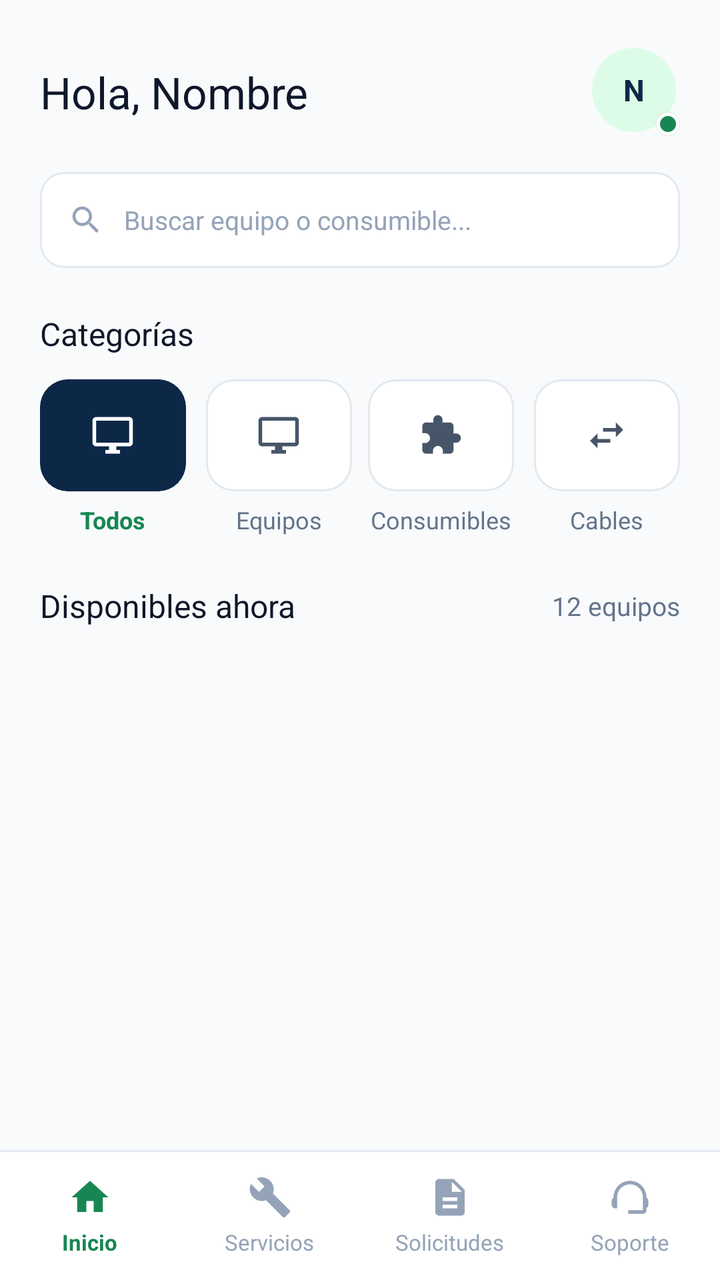
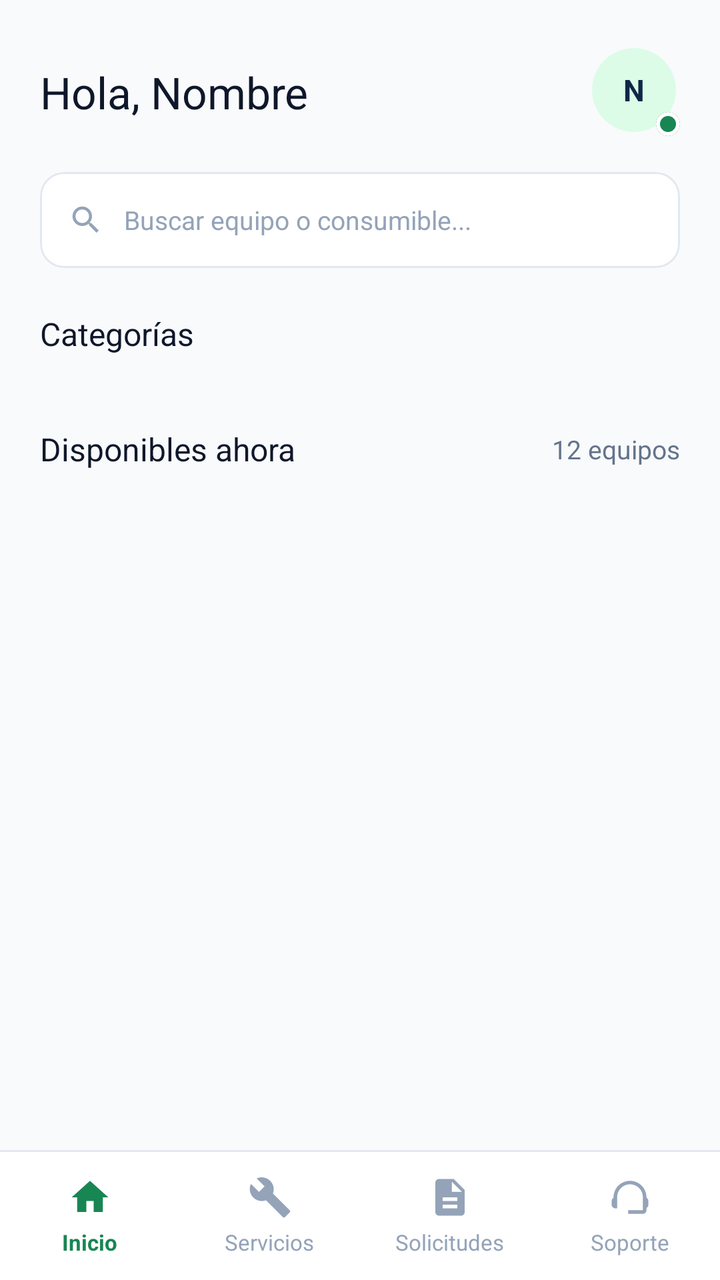

Before-and-after screenshots of an Android layout around one commit, followed by the original layout XML and the change that was made.
<!-- AndroidManifest.xml: application theme Theme.AppSTEquipo2 -->
<!-- res/layout/activity_inicio.xml -->
<?xml version="1.0" encoding="utf-8"?>
<androidx.constraintlayout.widget.ConstraintLayout
    xmlns:android="http://schemas.android.com/apk/res/android"
    xmlns:app="http://schemas.android.com/apk/res-auto"
    android:id="@+id/main"
    android:layout_width="match_parent"
    android:layout_height="match_parent"
    android:background="#F8FAFC">

    <androidx.core.widget.NestedScrollView
        android:layout_width="0dp"
        android:layout_height="0dp"
        android:fillViewport="true"
        app:layout_constraintBottom_toTopOf="@id/dividerBottom"
        app:layout_constraintEnd_toEndOf="parent"
        app:layout_constraintStart_toStartOf="parent"
        app:layout_constraintTop_toTopOf="parent">

        <LinearLayout
            android:layout_width="match_parent"
            android:layout_height="wrap_content"
            android:orientation="vertical"
            android:paddingHorizontal="20dp"
            android:paddingTop="24dp"
            android:paddingBottom="16dp">

            
            <LinearLayout
                android:layout_width="match_parent"
                android:layout_height="wrap_content"
                android:gravity="center_vertical"
                android:orientation="horizontal">

                <TextView
                    android:id="@+id/tvGreeting"
                    android:layout_width="0dp"
                    android:layout_height="wrap_content"
                    android:layout_weight="1"
                    android:text="Hola, Nombre"
                    android:textColor="#0F172A"
                    android:textSize="22sp" />

                <FrameLayout
                    android:layout_width="44dp"
                    android:layout_height="44dp">

                    <com.google.android.material.card.MaterialCardView
                        android:layout_width="42dp"
                        android:layout_height="42dp"
                        app:cardBackgroundColor="#DCFCE7"
                        app:cardCornerRadius="21dp"
                        app:cardElevation="0dp"
                        app:strokeWidth="0dp">

                        <TextView
                            android:id="@+id/tvAvatarInitial"
                            android:layout_width="match_parent"
                            android:layout_height="match_parent"
                            android:gravity="center"
                            android:text="N"
                            android:textColor="#0D2847"
                            android:textSize="15sp"
                            android:textStyle="bold" />
                    </com.google.android.material.card.MaterialCardView>

                    <com.google.android.material.card.MaterialCardView
                        android:layout_width="12dp"
                        android:layout_height="12dp"
                        android:layout_gravity="bottom|end"
                        app:cardBackgroundColor="#188653"
                        app:cardCornerRadius="6dp"
                        app:cardElevation="0dp"
                        app:strokeColor="#FFFFFF"
                        app:strokeWidth="2dp" />
                </FrameLayout>
            </LinearLayout>

            
            <com.google.android.material.card.MaterialCardView
                android:layout_width="match_parent"
                android:layout_height="48dp"
                android:layout_marginTop="18dp"
                app:cardBackgroundColor="#FFFFFF"
                app:cardCornerRadius="12dp"
                app:cardElevation="0dp"
                app:strokeColor="#E2E8F0"
                app:strokeWidth="1dp">

                <LinearLayout
                    android:layout_width="match_parent"
                    android:layout_height="match_parent"
                    android:gravity="center_vertical"
                    android:orientation="horizontal"
                    android:paddingHorizontal="14dp">

                    <ImageView
                        android:layout_width="18dp"
                        android:layout_height="18dp"
                        android:contentDescription="Buscar"
                        android:src="@drawable/ic_search"
                        app:tint="#94A3B8" />

                    <EditText
                        android:id="@+id/etSearch"
                        android:layout_width="0dp"
                        android:layout_height="match_parent"
                        android:layout_marginStart="10dp"
                        android:layout_weight="1"
                        android:background="@null"
                        android:hint="Buscar equipo o consumible..."
                        android:imeOptions="actionSearch"
                        android:inputType="text"
                        android:singleLine="true"
                        android:textColor="#0F172A"
                        android:textColorHint="#94A3B8"
                        android:textSize="13sp" />
                </LinearLayout>
            </com.google.android.material.card.MaterialCardView>

            
            <TextView
                android:layout_width="wrap_content"
                android:layout_height="wrap_content"
                android:layout_marginTop="22dp"
                android:text="Categorías"
                android:textColor="#0F172A"
                android:textSize="16sp" />

            
            <LinearLayout
                android:layout_width="match_parent"
                android:layout_height="wrap_content"
                android:layout_marginTop="12dp"
                android:baselineAligned="false"
                android:orientation="horizontal"
                android:weightSum="4">

                
                <LinearLayout
                    android:id="@+id/catTodos"
                    android:layout_width="0dp"
                    android:layout_height="wrap_content"
                    android:layout_marginEnd="6dp"
                    android:layout_weight="1"
                    android:gravity="center"
                    android:orientation="vertical">

                    <com.google.android.material.card.MaterialCardView
                        android:id="@+id/cardCatTodos"
                        android:layout_width="match_parent"
                        android:layout_height="56dp"
                        app:cardBackgroundColor="#0D2847"
                        app:cardCornerRadius="14dp"
                        app:cardElevation="0dp"
                        app:strokeColor="#0D2847"
                        app:strokeWidth="1dp">

                        <ImageView
                            android:id="@+id/iconCatTodos"
                            android:layout_width="22dp"
                            android:layout_height="22dp"
                            android:layout_gravity="center"
                            android:src="@drawable/ic_desktop_windows"
                            app:tint="#FFFFFF" />
                    </com.google.android.material.card.MaterialCardView>

                    <TextView
                        android:id="@+id/lblCatTodos"
                        android:layout_width="wrap_content"
                        android:layout_height="wrap_content"
                        android:layout_marginTop="6dp"
                        android:text="Todos"
                        android:textColor="#188653"
                        android:textSize="12sp"
                        android:textStyle="bold" />
                </LinearLayout>

                
                <LinearLayout
                    android:id="@+id/catEquipos"
                    android:layout_width="0dp"
                    android:layout_height="wrap_content"
                    android:layout_marginHorizontal="4dp"
                    android:layout_weight="1"
                    android:gravity="center"
                    android:orientation="vertical">

                    <com.google.android.material.card.MaterialCardView
                        android:id="@+id/cardCatEquipos"
                        android:layout_width="match_parent"
                        android:layout_height="56dp"
                        app:cardBackgroundColor="#FFFFFF"
                        app:cardCornerRadius="14dp"
                        app:cardElevation="0dp"
                        app:strokeColor="#E2E8F0"
                        app:strokeWidth="1dp">

                        <ImageView
                            android:id="@+id/iconCatEquipos"
                            android:layout_width="22dp"
                            android:layout_height="22dp"
                            android:layout_gravity="center"
                            android:src="@drawable/ic_desktop_windows"
                            app:tint="#475569" />
                    </com.google.android.material.card.MaterialCardView>

                    <TextView
                        android:id="@+id/lblCatEquipos"
                        android:layout_width="wrap_content"
                        android:layout_height="wrap_content"
                        android:layout_marginTop="6dp"
                        android:text="Equipos"
                        android:textColor="#64748B"
                        android:textSize="12sp" />
                </LinearLayout>

                
                <LinearLayout
                    android:id="@+id/catConsumibles"
                    android:layout_width="0dp"
                    android:layout_height="wrap_content"
                    android:layout_marginHorizontal="4dp"
                    android:layout_weight="1"
                    android:gravity="center"
                    android:orientation="vertical">

                    <com.google.android.material.card.MaterialCardView
                        android:id="@+id/cardCatConsumibles"
                        android:layout_width="match_parent"
                        android:layout_height="56dp"
                        app:cardBackgroundColor="#FFFFFF"
                        app:cardCornerRadius="14dp"
                        app:cardElevation="0dp"
                        app:strokeColor="#E2E8F0"
                        app:strokeWidth="1dp">

                        <ImageView
                            android:id="@+id/iconCatConsumibles"
                            android:layout_width="22dp"
                            android:layout_height="22dp"
                            android:layout_gravity="center"
                            android:src="@drawable/ic_extension"
                            app:tint="#475569" />
                    </com.google.android.material.card.MaterialCardView>

                    <TextView
                        android:id="@+id/lblCatConsumibles"
                        android:layout_width="wrap_content"
                        android:layout_height="wrap_content"
                        android:layout_marginTop="6dp"
                        android:text="Consumibles"
                        android:textColor="#64748B"
                        android:textSize="12sp" />
                </LinearLayout>

                
                <LinearLayout
                    android:id="@+id/catCables"
                    android:layout_width="0dp"
                    android:layout_height="wrap_content"
                    android:layout_marginStart="6dp"
                    android:layout_weight="1"
                    android:gravity="center"
                    android:orientation="vertical">

                    <com.google.android.material.card.MaterialCardView
                        android:id="@+id/cardCatCables"
                        android:layout_width="match_parent"
                        android:layout_height="56dp"
                        app:cardBackgroundColor="#FFFFFF"
                        app:cardCornerRadius="14dp"
                        app:cardElevation="0dp"
                        app:strokeColor="#E2E8F0"
                        app:strokeWidth="1dp">

                        <ImageView
                            android:id="@+id/iconCatCables"
                            android:layout_width="22dp"
                            android:layout_height="22dp"
                            android:layout_gravity="center"
                            android:src="@drawable/ic_swap_horiz"
                            app:tint="#475569" />
                    </com.google.android.material.card.MaterialCardView>

                    <TextView
                        android:id="@+id/lblCatCables"
                        android:layout_width="wrap_content"
                        android:layout_height="wrap_content"
                        android:layout_marginTop="6dp"
                        android:text="Cables"
                        android:textColor="#64748B"
                        android:textSize="12sp" />
                </LinearLayout>
            </LinearLayout>

            
            <LinearLayout
                android:layout_width="match_parent"
                android:layout_height="wrap_content"
                android:layout_marginTop="24dp"
                android:layout_marginBottom="12dp"
                android:gravity="center_vertical"
                android:orientation="horizontal">

                <TextView
                    android:layout_width="0dp"
                    android:layout_height="wrap_content"
                    android:layout_weight="1"
                    android:text="Disponibles ahora"
                    android:textColor="#0F172A"
                    android:textSize="16sp" />

                <TextView
                    android:id="@+id/tvTotalCount"
                    android:layout_width="wrap_content"
                    android:layout_height="wrap_content"
                    android:text="12 equipos"
                    android:textColor="#64748B"
                    android:textSize="13sp" />
            </LinearLayout>

            
            <androidx.recyclerview.widget.RecyclerView
                android:id="@+id/rvEquipment"
                android:layout_width="match_parent"
                android:layout_height="wrap_content"
                android:nestedScrollingEnabled="false" />

        </LinearLayout>
    </androidx.core.widget.NestedScrollView>

    
    <View
        android:id="@+id/dividerBottom"
        android:layout_width="0dp"
        android:layout_height="1dp"
        android:background="#E2E8F0"
        app:layout_constraintBottom_toTopOf="@id/bottomNavigation"
        app:layout_constraintEnd_toEndOf="parent"
        app:layout_constraintStart_toStartOf="parent" />

    
    <LinearLayout
        android:id="@+id/bottomNavigation"
        android:layout_width="0dp"
        android:layout_height="64dp"
        android:background="#FFFFFF"
        android:baselineAligned="false"
        android:gravity="center_vertical"
        android:orientation="horizontal"
        android:weightSum="4"
        app:layout_constraintBottom_toBottomOf="parent"
        app:layout_constraintEnd_toEndOf="parent"
        app:layout_constraintStart_toStartOf="parent">

        
        <LinearLayout
            android:id="@+id/navInicio"
            android:layout_width="0dp"
            android:layout_height="match_parent"
            android:layout_weight="1"
            android:clickable="true"
            android:focusable="true"
            android:foreground="?attr/selectableItemBackground"
            android:gravity="center"
            android:orientation="vertical">

            <ImageView
                android:id="@+id/iconNavInicio"
                android:layout_width="22dp"
                android:layout_height="22dp"
                android:contentDescription="Inicio"
                android:src="@drawable/ic_inicio"
                app:tint="#188653" />

            <TextView
                android:id="@+id/lblNavInicio"
                android:layout_width="wrap_content"
                android:layout_height="wrap_content"
                android:layout_marginTop="4dp"
                android:text="Inicio"
                android:textColor="#188653"
                android:textSize="11sp"
                android:textStyle="bold" />
        </LinearLayout>

        
        <LinearLayout
            android:id="@+id/navServicios"
            android:layout_width="0dp"
            android:layout_height="match_parent"
            android:layout_weight="1"
            android:clickable="true"
            android:focusable="true"
            android:foreground="?attr/selectableItemBackground"
            android:gravity="center"
            android:orientation="vertical">

            <ImageView
                android:id="@+id/iconNavServicios"
                android:layout_width="22dp"
                android:layout_height="22dp"
                android:contentDescription="Servicios"
                android:src="@drawable/ic_servicios"
                app:tint="#94A3B8" />

            <TextView
                android:id="@+id/lblNavServicios"
                android:layout_width="wrap_content"
                android:layout_height="wrap_content"
                android:layout_marginTop="4dp"
                android:text="Servicios"
                android:textColor="#94A3B8"
                android:textSize="11sp" />
        </LinearLayout>

        
        <LinearLayout
            android:id="@+id/navSolicitudes"
            android:layout_width="0dp"
            android:layout_height="match_parent"
            android:layout_weight="1"
            android:clickable="true"
            android:focusable="true"
            android:foreground="?attr/selectableItemBackground"
            android:gravity="center"
            android:orientation="vertical">

            <ImageView
                android:id="@+id/iconNavSolicitudes"
                android:layout_width="22dp"
                android:layout_height="22dp"
                android:contentDescription="Solicitudes"
                android:src="@drawable/ic_solicitudes"
                app:tint="#94A3B8" />

            <TextView
                android:id="@+id/lblNavSolicitudes"
                android:layout_width="wrap_content"
                android:layout_height="wrap_content"
                android:layout_marginTop="4dp"
                android:text="Solicitudes"
                android:textColor="#94A3B8"
                android:textSize="11sp" />
        </LinearLayout>

        
        <LinearLayout
            android:id="@+id/navSoporte"
            android:layout_width="0dp"
            android:layout_height="match_parent"
            android:layout_weight="1"
            android:clickable="true"
            android:focusable="true"
            android:foreground="?attr/selectableItemBackground"
            android:gravity="center"
            android:orientation="vertical">

            <ImageView
                android:id="@+id/iconNavSoporte"
                android:layout_width="22dp"
                android:layout_height="22dp"
                android:contentDescription="Soporte"
                android:src="@drawable/ic_soporte"
                app:tint="#94A3B8" />

            <TextView
                android:id="@+id/lblNavSoporte"
                android:layout_width="wrap_content"
                android:layout_height="wrap_content"
                android:layout_marginTop="4dp"
                android:text="Soporte"
                android:textColor="#94A3B8"
                android:textSize="11sp" />
        </LinearLayout>

    </LinearLayout>

</androidx.constraintlayout.widget.ConstraintLayout>
<!-- resources referenced by this layout -->
<resources>
  <!-- drawable ic_desktop_windows (drawable) -->
  <?xml version="1.0" encoding="utf-8"?>
  <vector xmlns:android="http://schemas.android.com/apk/res/android"
      android:width="24dp"
      android:height="24dp"
      android:viewportWidth="24"
      android:viewportHeight="24">
      <path
          android:fillColor="#FF000000"
          android:pathData="M21,2H3c-1.1,0 -2,0.9 -2,2v12c0,1.1 0.9,2 2,2h7v2H8v2h8v-2h-2v-2h7c1.1,0 2,-0.9 2,-2V4c0,-1.1 -0.9,-2 -2,-2zM21,16H3V4h18v12z" />
  </vector>
  <!-- drawable ic_extension (drawable) -->
  <?xml version="1.0" encoding="utf-8"?>
  <vector xmlns:android="http://schemas.android.com/apk/res/android"
      android:width="24dp"
      android:height="24dp"
      android:viewportWidth="24"
      android:viewportHeight="24">
      <path
          android:fillColor="#FF000000"
          android:pathData="M20.5,11H19V7c0,-1.1 -0.9,-2 -2,-2h-4V3.5C13,2.12 11.88,1 10.5,1S8,2.12 8,3.5V5H4c-1.1,0 -1.99,0.9 -1.99,2v3.8H3.5c1.49,0 2.7,1.21 2.7,2.7s-1.21,2.7 -2.7,2.7H2V20c0,1.1 0.9,2 2,2h3.8v-1.5c0,-1.49 1.21,-2.7 2.7,-2.7 1.49,0 2.7,1.21 2.7,2.7V22H17c1.1,0 2,-0.9 2,-2v-4h1.5c1.38,0 2.5,-1.12 2.5,-2.5S21.88,11 20.5,11z" />
  </vector>
  <!-- drawable ic_inicio (drawable) -->
  <?xml version="1.0" encoding="utf-8"?>
  <vector xmlns:android="http://schemas.android.com/apk/res/android"
      android:width="24dp"
      android:height="24dp"
      android:viewportWidth="24"
      android:viewportHeight="24">
      <path
          android:fillColor="#FF000000"
          android:pathData="M10,20v-6h4v6h5v-8h3L12,3 2,12h3v8z" />
  </vector>
  <!-- drawable ic_servicios (drawable) -->
  <?xml version="1.0" encoding="utf-8"?>
  <vector xmlns:android="http://schemas.android.com/apk/res/android"
      android:width="24dp"
      android:height="24dp"
      android:viewportWidth="24"
      android:viewportHeight="24">
      <path
          android:fillColor="#FF000000"
          android:pathData="M22.7,19l-9.1,-9.1c0.9,-2.3 0.4,-5 -1.5,-6.9c-2,-2 -5,-2.4 -7.4,-1.3L9,6L6,9L1.6,4.7C0.4,7.1 0.9,10.1 2.9,12.1c1.9,1.9 4.6,2.4 6.9,1.5l9.1,9.1c0.4,0.4 1,0.4 1.4,0l2.3,-2.3c0.5,-0.4 0.5,-1.1 0.1,-1.4z" />
  </vector>
  <!-- drawable ic_solicitudes (drawable) -->
  <?xml version="1.0" encoding="utf-8"?>
  <vector xmlns:android="http://schemas.android.com/apk/res/android"
      android:width="24dp"
      android:height="24dp"
      android:viewportWidth="24"
      android:viewportHeight="24">
      <path
          android:fillColor="#FF000000"
          android:pathData="M14,2H6c-1.1,0 -1.99,0.9 -1.99,2L4,20c0,1.1 0.89,2 1.99,2H18c1.1,0 2,-0.9 2,-2V8l-6,-6zM16,18H8v-2h8v2zM16,14H8v-2h8v2zM13,9V3.5L18.5,9H13z" />
  </vector>
  <!-- drawable ic_soporte (drawable) -->
  <?xml version="1.0" encoding="utf-8"?>
  <vector xmlns:android="http://schemas.android.com/apk/res/android"
      android:width="24dp"
      android:height="24dp"
      android:viewportWidth="24"
      android:viewportHeight="24">
      <path
          android:fillColor="#FF000000"
          android:pathData="M21,12.22C21,6.73 16.74,3 12,3c-4.69,0 -9,3.65 -9,9.28 -0.6,0.34 -1,0.98 -1,1.72v2c0,1.1 0.9,2 2,2h1v-6.1c0,-3.87 3.13,-7 7,-7s7,3.13 7,7V19h-8v2h8c1.1,0 2,-0.9 2,-2v-1.22c0.59,-0.31 1,-0.92 1,-1.64v-2.3C22,13.14 21.59,12.53 21,12.22z" />
  </vector>
  <!-- drawable ic_swap_horiz (drawable) -->
  <?xml version="1.0" encoding="utf-8"?>
  <vector xmlns:android="http://schemas.android.com/apk/res/android"
      android:width="24dp"
      android:height="24dp"
      android:viewportWidth="24"
      android:viewportHeight="24">
      <path
          android:fillColor="#FF000000"
          android:pathData="M6.99,11L3,15l3.99,4v-3H14v-2H6.99v-3zM21,9l-3.99,-4v3H10v2h7.01v3L21,9z" />
  </vector>
  <style name="Theme.AppSTEquipo2" parent="Base.Theme.AppSTEquipo2" />
  <style name="Base.Theme.AppSTEquipo2" parent="Theme.Material3.DayNight.NoActionBar">
          
          
      </style>
  <!-- unchanged entries left out for length: 1 -->
</resources>

<!-- the commit's change to res/layout/activity_inicio.xml (unified diff, before → after) -->
@@ -127,171 +127,12 @@
                 android:textSize="16sp" />
 
             
-            <LinearLayout
+            <androidx.recyclerview.widget.RecyclerView
+                android:id="@+id/rvCategorias"
                 android:layout_width="match_parent"
                 android:layout_height="wrap_content"
                 android:layout_marginTop="12dp"
-                android:baselineAligned="false"
-                android:orientation="horizontal"
-                android:weightSum="4">
-
-                
-                <LinearLayout
-                    android:id="@+id/catTodos"
-                    android:layout_width="0dp"
-                    android:layout_height="wrap_content"
-                    android:layout_marginEnd="6dp"
-                    android:layout_weight="1"
-                    android:gravity="center"
-                    android:orientation="vertical">
-
-                    <com.google.android.material.card.MaterialCardView
-                        android:id="@+id/cardCatTodos"
-                        android:layout_width="match_parent"
-                        android:layout_height="56dp"
-                        app:cardBackgroundColor="#0D2847"
-                        app:cardCornerRadius="14dp"
-                        app:cardElevation="0dp"
-                        app:strokeColor="#0D2847"
-                        app:strokeWidth="1dp">
-
-                        <ImageView
-                            android:id="@+id/iconCatTodos"
-                            android:layout_width="22dp"
-                            android:layout_height="22dp"
-                            android:layout_gravity="center"
-                            android:src="@drawable/ic_desktop_windows"
-                            app:tint="#FFFFFF" />
-                    </com.google.android.material.card.MaterialCardView>
-
-                    <TextView
-                        android:id="@+id/lblCatTodos"
-                        android:layout_width="wrap_content"
-                        android:layout_height="wrap_content"
-                        android:layout_marginTop="6dp"
-                        android:text="Todos"
-                        android:textColor="#188653"
-                        android:textSize="12sp"
-                        android:textStyle="bold" />
-                </LinearLayout>
-
-                
-                <LinearLayout
-                    android:id="@+id/catEquipos"
-                    android:layout_width="0dp"
-                    android:layout_height="wrap_content"
-                    android:layout_marginHorizontal="4dp"
-                    android:layout_weight="1"
-                    android:gravity="center"
-                    android:orientation="vertical">
-
-                    <com.google.android.material.card.MaterialCardView
-                        android:id="@+id/cardCatEquipos"
-                        android:layout_width="match_parent"
-                        android:layout_height="56dp"
-                        app:cardBackgroundColor="#FFFFFF"
-                        app:cardCornerRadius="14dp"
-                        app:cardElevation="0dp"
-                        app:strokeColor="#E2E8F0"
-                        app:strokeWidth="1dp">
-
-                        <ImageView
-                            android:id="@+id/iconCatEquipos"
-                            android:layout_width="22dp"
-                            android:layout_height="22dp"
-                            android:layout_gravity="center"
-                            android:src="@drawable/ic_desktop_windows"
-                            app:tint="#475569" />
-                    </com.google.android.material.card.MaterialCardView>
-
-                    <TextView
-                        android:id="@+id/lblCatEquipos"
-                        android:layout_width="wrap_content"
-                        android:layout_height="wrap_content"
-                        android:layout_marginTop="6dp"
-                        android:text="Equipos"
-                        android:textColor="#64748B"
-                        android:textSize="12sp" />
-                </LinearLayout>
-
-                
-                <LinearLayout
-                    android:id="@+id/catConsumibles"
-                    android:layout_width="0dp"
-                    android:layout_height="wrap_content"
-                    android:layout_marginHorizontal="4dp"
-                    android:layout_weight="1"
-                    android:gravity="center"
-                    android:orientation="vertical">
-
-                    <com.google.android.material.card.MaterialCardView
-                        android:id="@+id/cardCatConsumibles"
-                        android:layout_width="match_parent"
-                        android:layout_height="56dp"
-                        app:cardBackgroundColor="#FFFFFF"
-                        app:cardCornerRadius="14dp"
-                        app:cardElevation="0dp"
-                        app:strokeColor="#E2E8F0"
-                        app:strokeWidth="1dp">
-
-                        <ImageView
-                            android:id="@+id/iconCatConsumibles"
-                            android:layout_width="22dp"
-                            android:layout_height="22dp"
-                            android:layout_gravity="center"
-                            android:src="@drawable/ic_extension"
-                            app:tint="#475569" />
-                    </com.google.android.material.card.MaterialCardView>
-
-                    <TextView
-                        android:id="@+id/lblCatConsumibles"
-                        android:layout_width="wrap_content"
-                        android:layout_height="wrap_content"
-                        android:layout_marginTop="6dp"
-                        android:text="Consumibles"
-                        android:textColor="#64748B"
-                        android:textSize="12sp" />
-                </LinearLayout>
-
-                
-                <LinearLayout
-                    android:id="@+id/catCables"
-                    android:layout_width="0dp"
-                    android:layout_height="wrap_content"
-                    android:layout_marginStart="6dp"
-                    android:layout_weight="1"
-                    android:gravity="center"
-                    android:orientation="vertical">
-
-                    <com.google.android.material.card.MaterialCardView
-                        android:id="@+id/cardCatCables"
-                        android:layout_width="match_parent"
-                        android:layout_height="56dp"
-                        app:cardBackgroundColor="#FFFFFF"
-                        app:cardCornerRadius="14dp"
-                        app:cardElevation="0dp"
-                        app:strokeColor="#E2E8F0"
-                        app:strokeWidth="1dp">
-
-                        <ImageView
-                            android:id="@+id/iconCatCables"
-                            android:layout_width="22dp"
-                            android:layout_height="22dp"
-                            android:layout_gravity="center"
-                            android:src="@drawable/ic_swap_horiz"
-                            app:tint="#475569" />
-                    </com.google.android.material.card.MaterialCardView>
-
-                    <TextView
-                        android:id="@+id/lblCatCables"
-                        android:layout_width="wrap_content"
-                        android:layout_height="wrap_content"
-                        android:layout_marginTop="6dp"
-                        android:text="Cables"
-                        android:textColor="#64748B"
-                        android:textSize="12sp" />
-                </LinearLayout>
-            </LinearLayout>
+                android:overScrollMode="never" />
 
             
             <LinearLayout
<!-- resource entries referenced after the edit -->
@@ -1,27 +1,5 @@
 <!-- resources referenced by this layout -->
 <resources>
-  <!-- drawable ic_desktop_windows (drawable) -->
-  <?xml version="1.0" encoding="utf-8"?>
-  <vector xmlns:android="http://schemas.android.com/apk/res/android"
-      android:width="24dp"
-      android:height="24dp"
-      android:viewportWidth="24"
-      android:viewportHeight="24">
-      <path
-          android:fillColor="#FF000000"
-          android:pathData="M21,2H3c-1.1,0 -2,0.9 -2,2v12c0,1.1 0.9,2 2,2h7v2H8v2h8v-2h-2v-2h7c1.1,0 2,-0.9 2,-2V4c0,-1.1 -0.9,-2 -2,-2zM21,16H3V4h18v12z" />
-  </vector>
-  <!-- drawable ic_extension (drawable) -->
-  <?xml version="1.0" encoding="utf-8"?>
-  <vector xmlns:android="http://schemas.android.com/apk/res/android"
-      android:width="24dp"
-      android:height="24dp"
-      android:viewportWidth="24"
-      android:viewportHeight="24">
-      <path
-          android:fillColor="#FF000000"
-          android:pathData="M20.5,11H19V7c0,-1.1 -0.9,-2 -2,-2h-4V3.5C13,2.12 11.88,1 10.5,1S8,2.12 8,3.5V5H4c-1.1,0 -1.99,0.9 -1.99,2v3.8H3.5c1.49,0 2.7,1.21 2.7,2.7s-1.21,2.7 -2.7,2.7H2V20c0,1.1 0.9,2 2,2h3.8v-1.5c0,-1.49 1.21,-2.7 2.7,-2.7 1.49,0 2.7,1.21 2.7,2.7V22H17c1.1,0 2,-0.9 2,-2v-4h1.5c1.38,0 2.5,-1.12 2.5,-2.5S21.88,11 20.5,11z" />
-  </vector>
   <!-- drawable ic_inicio (drawable) -->
   <?xml version="1.0" encoding="utf-8"?>
   <vector xmlns:android="http://schemas.android.com/apk/res/android"
@@ -66,17 +44,6 @@
           android:fillColor="#FF000000"
           android:pathData="M21,12.22C21,6.73 16.74,3 12,3c-4.69,0 -9,3.65 -9,9.28 -0.6,0.34 -1,0.98 -1,1.72v2c0,1.1 0.9,2 2,2h1v-6.1c0,-3.87 3.13,-7 7,-7s7,3.13 7,7V19h-8v2h8c1.1,0 2,-0.9 2,-2v-1.22c0.59,-0.31 1,-0.92 1,-1.64v-2.3C22,13.14 21.59,12.53 21,12.22z" />
   </vector>
-  <!-- drawable ic_swap_horiz (drawable) -->
-  <?xml version="1.0" encoding="utf-8"?>
-  <vector xmlns:android="http://schemas.android.com/apk/res/android"
-      android:width="24dp"
-      android:height="24dp"
-      android:viewportWidth="24"
-      android:viewportHeight="24">
-      <path
-          android:fillColor="#FF000000"
-          android:pathData="M6.99,11L3,15l3.99,4v-3H14v-2H6.99v-3zM21,9l-3.99,-4v3H10v2h7.01v3L21,9z" />
-  </vector>
   <style name="Theme.AppSTEquipo2" parent="Base.Theme.AppSTEquipo2" />
   <style name="Base.Theme.AppSTEquipo2" parent="Theme.Material3.DayNight.NoActionBar">
           
